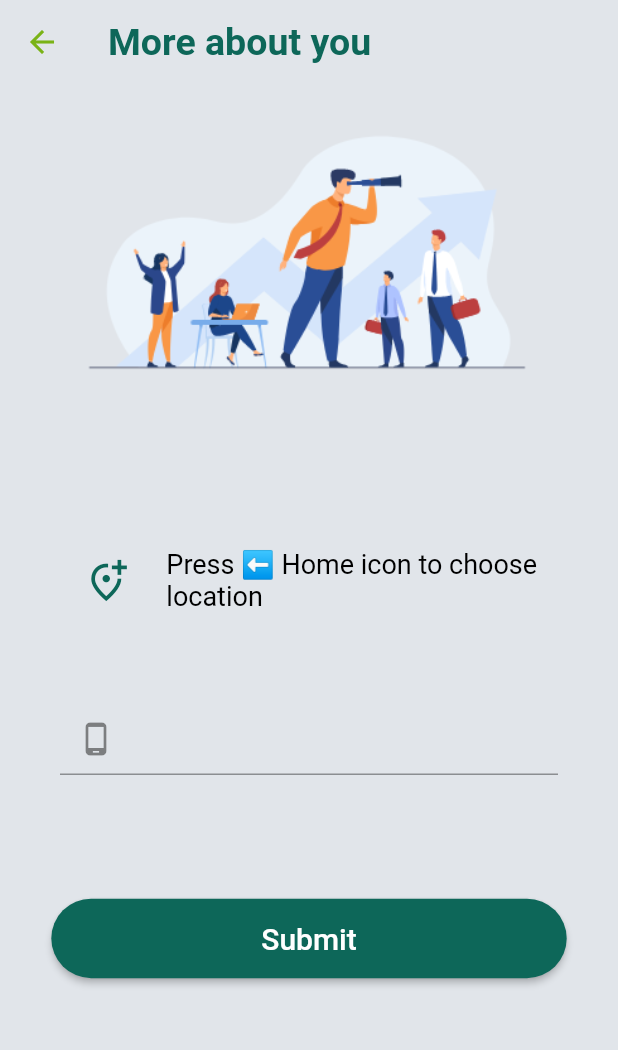
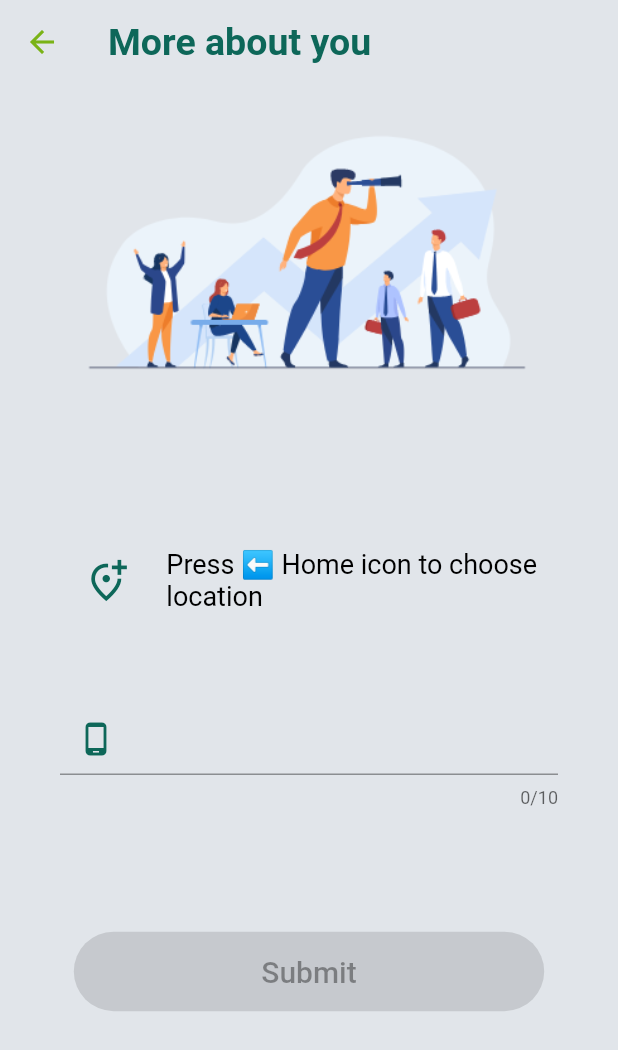
Before and after one commit to KathirvelChandrasekaran/food_for_all, a Flutter app: the RegisterDetails screen opened directly, on a phone screen of 412 x 824 dp. Shown: the top 1050 px of the screen. Run offline on Flutter 3.47's test engine with Material 2 defaults, Android fonts, the light colour scheme and no system bars; our stand-ins replace cloud_firestore, firebase_auth, firebase_core, flutter_riverpod, flutter_signin_button, flutter_switch and 5 more; missing offline and left inert: geocoder, splash_screen_view; accounts and stored records are empty; network calls fail.

Commit message:
added register details to firestore

```diff
--- /dev/null
+++ b/lib/providers/registerDetailsProvider.dart
@@ -0,0 +1,22 @@
+import 'package:flutter/material.dart';
+import 'package:flutter_riverpod/flutter_riverpod.dart';
+import 'package:food_for_all/services/registerDetailsService.dart';
+
+class RegisterDetailsNotifier extends ChangeNotifier {
+  int _phone;
+
+  int get phone => _phone;
+
+  void listenToRegisterDetailsNotifier(int phone) {
+    _phone = phone;
+    notifyListeners();
+  }
+}
+
+final registerProvider = ChangeNotifierProvider(
+  (_) => RegisterDetailsNotifier(),
+);
+
+final registerDetailsProvider = Provider<RegisterDetailsToFirebase>(
+  (_) => RegisterDetailsToFirebase(),
+);
--- a/lib/screens/map.dart
+++ b/lib/screens/map.dart
@@ -191,7 +191,10 @@ class _SelectLocationMapsState extends State<SelectLocationMaps> {
       _address = await Geocoder.local.findAddressesFromCoordinates(Coordinates(
           _pinedLocationData.latitude, _pinedLocationData.longitude));
       var first = _address.first;
-      context.read(addressProvider).listenToAddressNotifier(first.addressLine);
+      context.read(addressProvider).listenToAddressNotifier(
+            first.addressLine,
+            LatLng(pos.latitude, pos.longitude),
+          );
     }
   }
 
--- a/lib/screens/registerDetails.dart
+++ b/lib/screens/registerDetails.dart
@@ -2,20 +2,26 @@ import 'package:flutter/material.dart';
 import 'package:flutter/services.dart';
 import 'package:flutter_riverpod/flutter_riverpod.dart';
 import 'package:food_for_all/providers/mapProvider.dart';
+import 'package:food_for_all/providers/registerDetailsProvider.dart';
 import 'package:food_for_all/screens/map.dart';
-import 'package:food_for_all/screens/newsFeed.dart';
-import 'package:food_for_all/widgets/buttons.dart';
 
-class RegisterDetails extends StatelessWidget {
-  const RegisterDetails({Key key}) : super(key: key);
+// ignore: must_be_immutable
+class RegisterDetails extends StatefulWidget {
+  @override
+  _RegisterDetailsState createState() => _RegisterDetailsState();
+}
 
+class _RegisterDetailsState extends State<RegisterDetails> {
   @override
   Widget build(BuildContext context) {
-    final phoneController = TextEditingController();
+    TextEditingController _phoneController = TextEditingController();
 
+    final _formKey = GlobalKey<FormState>();
     return Consumer(
       builder: (context, watch, child) {
-        final address = watch(addressProvider).address;
+        final map = watch(addressProvider);
+        final phone = watch(registerProvider).phone;
+        final reg = watch(registerDetailsProvider);
         return GestureDetector(
           onTap: () {
             FocusScopeNode currentFocus = FocusScope.of(context);
@@ -33,6 +39,8 @@ class RegisterDetails extends StatelessWidget {
               ),
             ),
             body: SingleChildScrollView(
+              child: Form(
+                key: _formKey,
                 child: Column(
                   mainAxisAlignment: MainAxisAlignment.center,
                   children: [
@@ -66,9 +74,9 @@ class RegisterDetails extends StatelessWidget {
                           ),
                         ),
                         title: Text(
-                        address == ""
+                          map.address == ""
                               ? "Press ⬅ Home icon to choose location"
-                            : address.toString(),
+                              : map.address.toString(),
                           style: TextStyle(
                             fontSize: 18,
                             color: Colors.black,
@@ -78,27 +86,66 @@ class RegisterDetails extends StatelessWidget {
                     ),
                     Padding(
                       padding: const EdgeInsets.fromLTRB(40, 10, 40, 0),
-                    child: TextField(
-                      keyboardType: TextInputType.phone,
+                      child: TextFormField(
+                        maxLength: 10,
+                        keyboardType: TextInputType.number,
                         decoration: InputDecoration(
                           prefixIcon: Icon(
                             Icons.phone_android_outlined,
+                            color: Theme.of(context).primaryColor,
+                          ),
+                          focusedBorder: UnderlineInputBorder(
+                            borderSide: BorderSide(
+                              color: Theme.of(context).primaryColor,
                             ),
                           ),
-                      controller: phoneController,
+                        ),
+                        cursorColor: Theme.of(context).primaryColor,
+                        controller: _phoneController,
+                        validator: (val) {
+                          if (val.isEmpty) return "Should not be empty";
+                          if (val.length < 10)
+                            return "Not a valid phone number";
+                          return null;
+                        },
+                        onChanged: (val) {
+                          context
+                              .read(registerProvider)
+                              .listenToRegisterDetailsNotifier(
+                                int.parse(_phoneController.text),
+                              );
+                        },
                       ),
                     ),
                     SizedBox(
                       height: MediaQuery.of(context).size.height * 0.1,
                     ),
-                  RoundedButton(
-                    context,
+                    ElevatedButton(
+                      onPressed: _phoneController.text.length < 10 ||
+                              map.address.isEmpty
+                          ? null
+                          : () {
+                              if (_formKey.currentState.validate())
+                                reg.addRegisterDetails(
+                                    context, map.address, map.latLng, phone);
+                            },
+                      style: ElevatedButton.styleFrom(
+                        primary: Theme.of(context).primaryColor,
+                        padding:
+                            EdgeInsets.symmetric(vertical: 15, horizontal: 125),
+                        shape: RoundedRectangleBorder(
+                          borderRadius: BorderRadius.circular(50),
+                        ),
+                      ),
+                      child: Text(
                         "Submit",
-                    15,
-                    140,
-                    NewsFeed(),
+                        style: TextStyle(
+                          fontSize: 20,
                         ),
+                      ),
+                    )
                   ],
+                ),
               ),
             ),
           ),
--- a/pubspec.yaml
+++ b/pubspec.yaml
@@ -15,6 +15,7 @@ dependencies:
   cupertino_icons: ^1.0.2
   firebase_core: ^1.1.1
   firebase_auth: ^1.1.4
+  cloud_firestore: ^2.2.0
   flutter_riverpod: ^0.14.0+3
   flutter_svg: ^0.22.0
   flutter_signin_button: ^2.0.0
```
Also changed, not shown: lib/providers/mapProvider.dart (+6 -2 lines), lib/services/registerDetailsService.dart (added, +29 -0 lines), pubspec.lock. Lines whose indentation alone changed are shown as unchanged.
